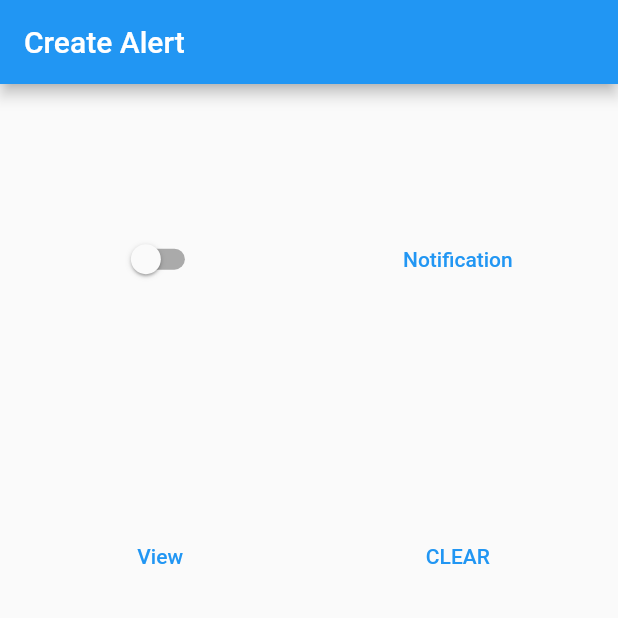
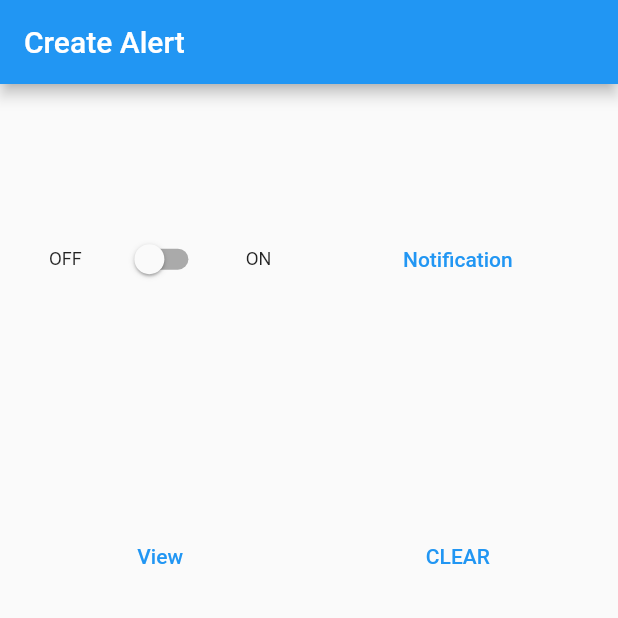
Before and after one commit to airikbeeso/bruxism2, a Flutter app: the screen it shows once a user with an empty profile is signed in, after a tap on "Your Alert", on a phone screen of 412 x 824 dp, the top half of it. Run offline on Flutter 3.47's test engine with Material 2 defaults, Android fonts, the phone set to English and light mode, and no system bars; drawn by our look-alikes of overlay_support; our stand-ins replace cloud_firestore, firebase_auth, firebase_core, firebase_messaging, flutter_local_notifications, group_button and 5 more; missing offline and left inert: android_alarm_manager_plus, dart:ffi, grouped_buttons_ns, survey_kit; accounts and stored records are empty.

Commit message:
udpate .... slider on off text

```diff
--- a/lib/main.dart
+++ b/lib/main.dart
@@ -1473,11 +1473,24 @@ class SlideSchedule extends StatelessWidget {
     return FutureBuilder(
       builder: (context, snapshot) {
         if (snapshot.hasData) {
-          return Switch(
-              value: snapshot.data as bool,
-              onChanged: (value) {
-                setSwitch(value);
-              });
+          return Row(
+            crossAxisAlignment: CrossAxisAlignment.center,
+            mainAxisAlignment: MainAxisAlignment.spaceAround,
+
+            children: [
+              const Padding(
+                  padding: EdgeInsets.fromLTRB(10, 0, 0, 0),
+                  child: Text("OFF", style: TextStyle(fontSize: 12.0, fontFamily: 'roboto'),)),
+              Switch(
+                  value: snapshot.data as bool,
+                  onChanged: (value) {
+                    setSwitch(value);
+                  }),
+              const Padding(
+                  padding: EdgeInsets.fromLTRB(0, 0, 10, 0),
+                  child: Text("ON", style: TextStyle(fontSize: 12.0, fontFamily: 'roboto'))),
+            ],
+          );
         } else {
           return const SizedBox(
             height: 10.0,
```
